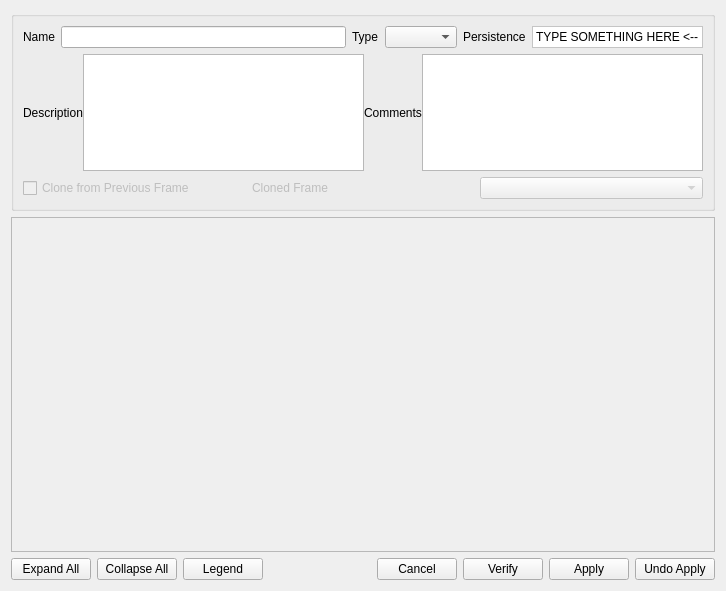
This is app_solution/app_new/frmframedetails.ui in doublebyte1/faocas_qc as Qt 5 draws it before an edit. The edited form follows.
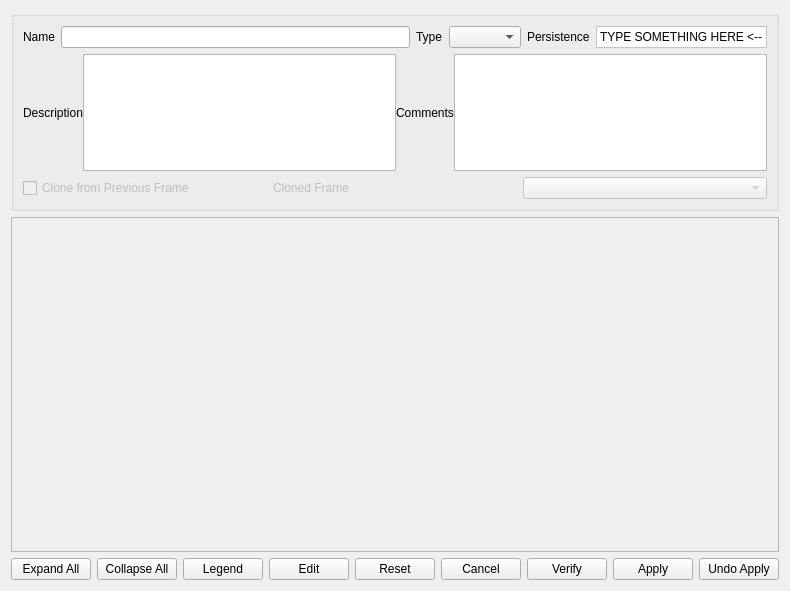
This is the edited form. Icons and pictures are not drawn.

Commit message: - Refactored of frmframe, to show *only* one combo box for selecting the frame; - frframedetails allows to view/edit or create new frames; - all code was simplified after these changes, and some bugs were removed;

```diff
--- a/app_solution/app_new/frmframedetails.ui
+++ b/app_solution/app_new/frmframedetails.ui
@@ -250,6 +250,20 @@
        </property>
       </spacer>
      </item>
+     <item>
+      <widget class="QPushButton" name="pushEdit">
+       <property name="text">
+        <string>Edit</string>
+       </property>
+      </widget>
+     </item>
+     <item>
+      <widget class="QPushButton" name="pushReset">
+       <property name="text">
+        <string>Reset</string>
+       </property>
+      </widget>
+     </item>
      <item>
       <widget class="QPushButton" name="pushBack">
        <property name="toolTip">
```
Left out of the diff: 42 changed lines with no effect on the pictures. The commit also changes 10 other files.
